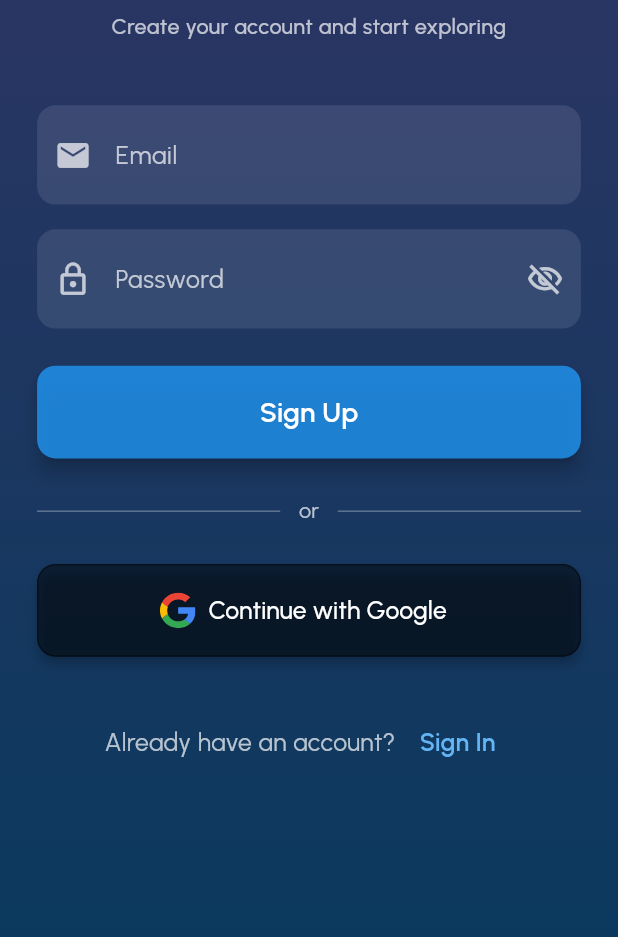
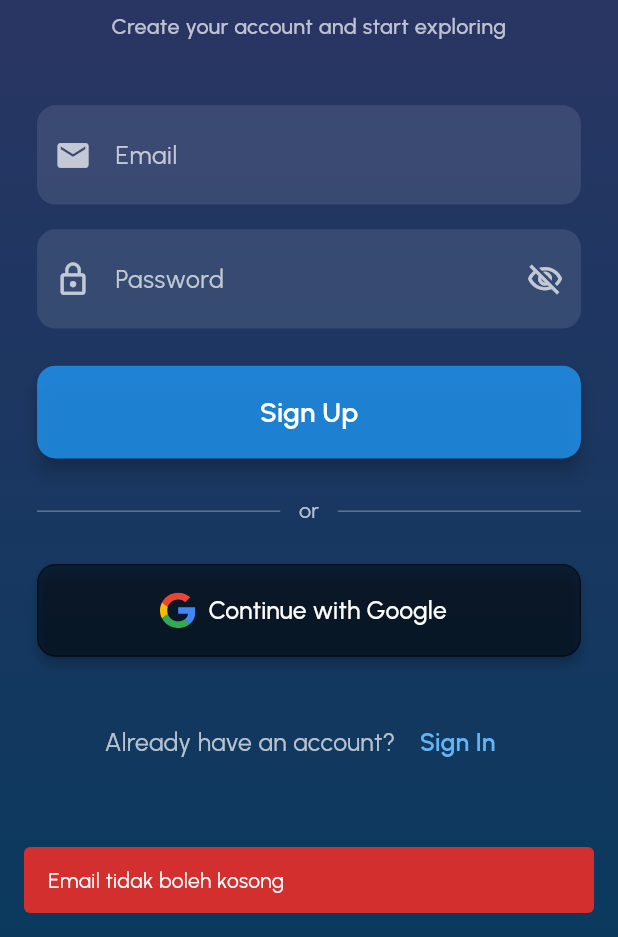
Before and after one commit to mhddzakwan/Anime-Verse, a Flutter app: the SignUpScreen screen opened by its route, after a tap on "Sign Up", on a phone screen of 412 x 824 dp, the part 299-1236 px from its top. Run offline on Flutter 3.47's test engine with Material 3 defaults, Android fonts, the light colour scheme and no system bars; our stand-ins replace cached_network_image, cloud_firestore, firebase_auth, firebase_core, flutter_svg, go_router and 2 more; accounts and stored records are empty; network calls fail.

Commit message:
feat: tambah halaman sign up lengkap dengan validasi, autentikasi email, dan Google Sign-In

```diff
--- a/lib/screens/signup_screen.dart
+++ b/lib/screens/signup_screen.dart
@@ -1,9 +1,109 @@
+
+import 'package:animer_verse/providers/auth_provider.dart';
+import 'package:animer_verse/utils/validator.dart';
 import 'package:animer_verse/widgets/app_scaffold.dart';
 import 'package:flutter/material.dart';
 import 'package:flutter_svg/svg.dart';
+import 'package:go_router/go_router.dart';
+import 'package:provider/provider.dart';
 
-class SignUpScreen extends StatelessWidget {
+import '../config/routes.dart';
+import '../utils/snackbar_helper.dart';
+
+class SignUpScreen extends StatefulWidget {
   const SignUpScreen({super.key});
+
+  @override
+  State<SignUpScreen> createState() => _SignUpScreenState();
+}
+
+class _SignUpScreenState extends State<SignUpScreen> {
+  // Controllers
+  final _emailController = TextEditingController();
+  final _passwordController = TextEditingController();
+
+  // State
+  bool _obscurePassword = true;
+  bool _isLoading = false;
+
+  @override
+  void dispose() {
+    _emailController.dispose();
+    _passwordController.dispose();
+    super.dispose();
+  }
+
+  /// Handle Sign Up dengan Email & Password
+  Future<void> _handleSignUp() async {
+    // Validate inputs
+    final email = _emailController.text.trim();
+    final password = _passwordController.text;
+
+    // Basic validation
+    final emailError = Validators.validateEmail(email);
+    if (emailError != null) {
+      SnackbarHelper.showError(context, emailError);
+      return;
+    }
+
+    final passwordError = Validators.validatePassword(password);
+    if (passwordError != null) {
+      SnackbarHelper.showError(context, passwordError);
+      return;
+    }
+
+    // Set loading state
+    setState(() => _isLoading = true);
+
+    // Call AuthProvider
+    final authProvider = context.read<AuthProvider>();
+    final success = await authProvider.signUpWithEmail(
+      email: email,
+      password: password,
+    );
+
+    // Reset loading state
+    if (mounted) {
+      setState(() => _isLoading = false);
+    }
+
+    // Handle result
+    if (success) {
+      if (mounted) {
+        SnackbarHelper.showSuccess(context, 'Sign up berhasil!');
+        context.go(AppRoutes.home);
+      }
+    } else {
+      if (mounted) {
+        final errorMessage = authProvider.errorMessage ?? 'Sign up gagal';
+        SnackbarHelper.showError(context, errorMessage);
+      }
+    }
+  }
+
+  /// Handle Google Sign In
+  Future<void> _handleGoogleSignIn() async {
+    setState(() => _isLoading = true);
+
+    final authProvider = context.read<AuthProvider>();
+    final success = await authProvider.signInWithGoogle();
+
+    if (mounted) {
+      setState(() => _isLoading = false);
+    }
+
+    if (success) {
+      if (mounted) {
+        SnackbarHelper.showSuccess(context, 'Google Sign-In berhasil!');
+        context.go(AppRoutes.home);
+      }
+    } else {
+      if (mounted) {
+        final errorMessage = authProvider.errorMessage ?? 'Google Sign-In gagal';
+        SnackbarHelper.showError(context, errorMessage);
+      }
+    }
+  }
 
   @override
   Widget build(BuildContext context) {
@@ -57,6 +157,8 @@ class SignUpScreen extends StatelessWidget {
 
                     // Email TextField
                     TextField(
+                      controller: _emailController,
+                      enabled: !_isLoading,
                       decoration: InputDecoration(
                         labelText: 'Email',
                         labelStyle: TextStyle(
@@ -66,8 +168,7 @@ class SignUpScreen extends StatelessWidget {
                         filled: true,
                         fillColor: Colors.white.withValues(alpha: 0.1),
                         border: OutlineInputBorder(
-                          borderRadius:
-                              BorderRadius.circular(screenWidth * 0.03),
+                          borderRadius: BorderRadius.circular(screenWidth * 0.03),
                           borderSide: BorderSide.none,
                         ),
                         prefixIcon: Icon(
@@ -91,6 +192,8 @@ class SignUpScreen extends StatelessWidget {
 
                     // Password TextField
                     TextField(
+                      controller: _passwordController,
+                      enabled: !_isLoading,
                       decoration: InputDecoration(
                         labelText: 'Password',
                         labelStyle: TextStyle(
@@ -100,8 +203,7 @@ class SignUpScreen extends StatelessWidget {
                         filled: true,
                         fillColor: Colors.white.withValues(alpha: 0.1),
                         border: OutlineInputBorder(
-                          borderRadius:
-                              BorderRadius.circular(screenWidth * 0.03),
+                          borderRadius: BorderRadius.circular(screenWidth * 0.03),
                           borderSide: BorderSide.none,
                         ),
                         prefixIcon: Icon(
@@ -109,10 +211,19 @@ class SignUpScreen extends StatelessWidget {
                           color: Colors.white70,
                           size: screenWidth * 0.06,
                         ),
-                        suffixIcon: Icon(
-                          Icons.visibility_off_outlined,
-                          color: Colors.white70,
-                          size: screenWidth * 0.06,
+                        suffixIcon: IconButton(
+                          icon: Icon(
+                            _obscurePassword
+                                ? Icons.visibility_off_outlined
+                                : Icons.visibility_outlined,
+                            color: Colors.white70,
+                            size: screenWidth * 0.06,
+                          ),
+                          onPressed: () {
+                            setState(() {
+                              _obscurePassword = !_obscurePassword;
+                            });
+                          },
                         ),
                         contentPadding: EdgeInsets.symmetric(
                           vertical: screenHeight * 0.025,
@@ -123,7 +234,7 @@ class SignUpScreen extends StatelessWidget {
                         fontSize: screenWidth * 0.04,
                         color: Colors.white,
                       ),
-                      obscureText: true,
+                      obscureText: _obscurePassword,
                     ),
 
                     SizedBox(height: screenHeight * 0.03),
@@ -133,25 +244,32 @@ class SignUpScreen extends StatelessWidget {
                       width: double.infinity,
                       height: screenHeight * 0.075,
                       child: ElevatedButton(
-                          onPressed: () {
-                            // TODO: Implement sign up functionality
-                          },
+                          onPressed: _isLoading ? null : _handleSignUp,
                           style: ElevatedButton.styleFrom(
                             backgroundColor: Colors.blue.withValues(alpha: 0.8),
                             foregroundColor: Colors.white,
                             shape: RoundedRectangleBorder(
-                              borderRadius:
-                                  BorderRadius.circular(screenWidth * 0.03),
+                              borderRadius: BorderRadius.circular(screenWidth * 0.03),
                             ),
                             elevation: 5,
                           ),
-                          child: Text(
+                          child: _isLoading
+                              ? SizedBox(
+                            width: screenWidth * 0.06,
+                            height: screenWidth * 0.06,
+                            child: CircularProgressIndicator(
+                              strokeWidth: 2,
+                              valueColor: AlwaysStoppedAnimation<Color>(Colors.white),
+                            ),
+                          )
+                              : Text(
                             'Sign Up',
                             style: TextStyle(
                               fontSize: screenWidth * 0.045,
                               fontWeight: FontWeight.w600,
                             ),
-                          )),
+                          )
+                      ),
                     ),
 
                     SizedBox(height: screenHeight * 0.03),
@@ -166,8 +284,7 @@ class SignUpScreen extends StatelessWidget {
                           ),
                         ),
                         Padding(
-                          padding: EdgeInsets.symmetric(
-                              horizontal: screenWidth * 0.03),
+                          padding: EdgeInsets.symmetric(horizontal: screenWidth * 0.03),
                           child: Text(
                             'or',
                             style: TextStyle(
@@ -192,10 +309,17 @@ class SignUpScreen extends StatelessWidget {
                       width: double.infinity,
                       height: screenHeight * 0.075,
                       child: ElevatedButton.icon(
-                        onPressed: () {
-                          // TODO: Implement Google sign in functionality
-                        },
-                        icon: SvgPicture.asset(
+                        onPressed: _isLoading ? null : _handleGoogleSignIn,
+                        icon: _isLoading
+                            ? SizedBox(
+                          width: screenWidth * 0.06,
+                          height: screenWidth * 0.06,
+                          child: CircularProgressIndicator(
+                            strokeWidth: 2,
+                            valueColor: AlwaysStoppedAnimation<Color>(Colors.white),
+                          ),
+                        )
+                            : SvgPicture.asset(
                           'assets/images/google_icon.svg',
                           height: screenWidth * 0.06,
                           width: screenWidth * 0.06,
@@ -211,8 +335,7 @@ class SignUpScreen extends StatelessWidget {
                         style: ElevatedButton.styleFrom(
                           backgroundColor: Colors.black45,
                           shape: RoundedRectangleBorder(
-                            borderRadius:
-                                BorderRadius.circular(screenWidth * 0.03),
+                            borderRadius: BorderRadius.circular(screenWidth * 0.03),
                             side: BorderSide(
                               color: Colors.black45,
                               width: 1,
@@ -238,7 +361,7 @@ class SignUpScreen extends StatelessWidget {
                         ),
                         TextButton(
                           onPressed: () {
-                            // TODO: Navigate to sign in screen
+                            context.go(AppRoutes.signIn);
                           },
                           child: Text(
                             'Sign In',
```
